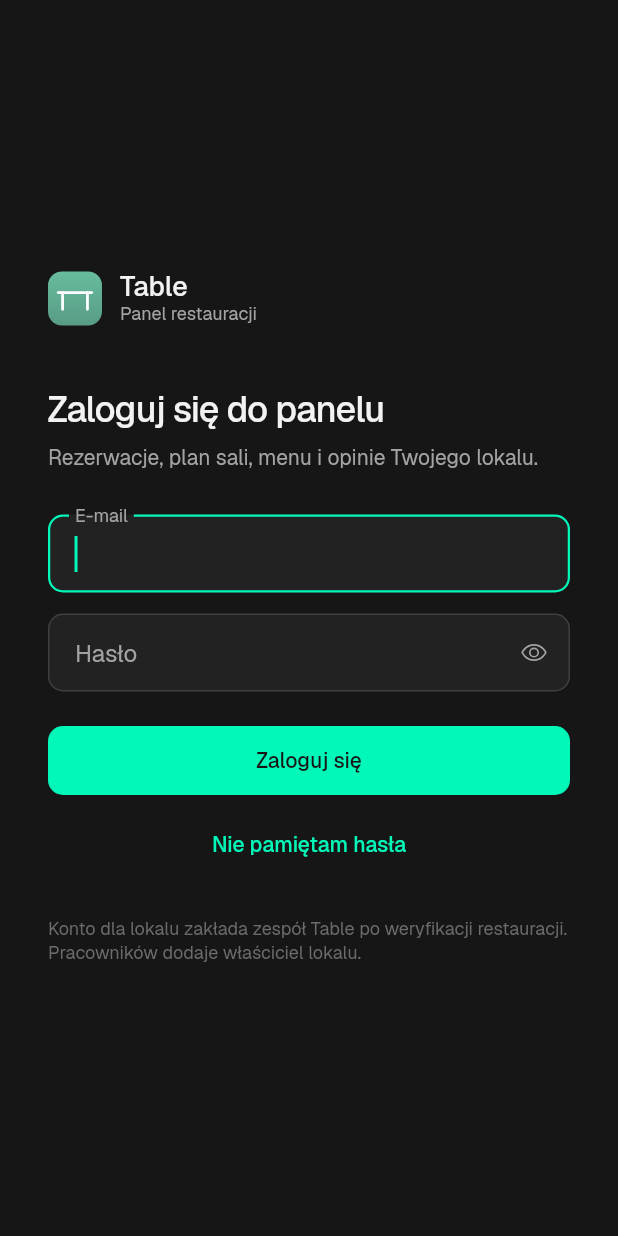
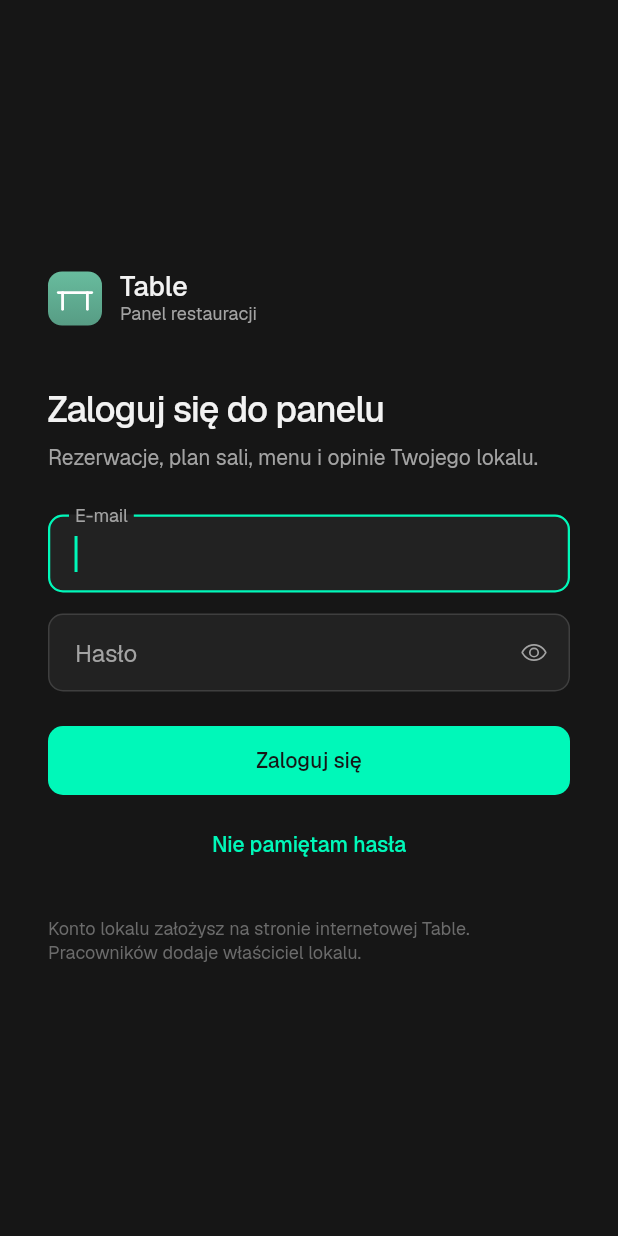
Before and after one commit to 197w/table, a Flutter app: the LoginScreen screen opened directly, on a phone screen of 412 x 824 dp. Run offline on Flutter 3.47's test engine with Material 3 defaults, Android fonts, the phone set to English and light mode, and no system bars; our stand-ins replace flutter_riverpod, flutter_svg, geolocator, go_router, material_ui, package_info_plus and 2 more; missing offline and left inert: add_2_calendar, window_manager; accounts and stored records are empty; project files that could hold a hidden picture were left out.

Commit message:
Konto restauracji tylko przez stronę internetową
Co-Authored-By: Claude Opus 5 <noreply@anthropic.com>

```diff
--- a/apps/panel/lib/features/auth/login_screen.dart
+++ b/apps/panel/lib/features/auth/login_screen.dart
@@ -154,7 +154,7 @@ class _LoginScreenState extends ConsumerState<LoginScreen> {
                         ),
                         const SizedBox(height: 24),
                         Text(
-                          'Konto dla lokalu zakłada zespół Table po weryfikacji restauracji. '
+                          'Konto lokalu założysz na stronie internetowej Table. '
                           'Pracowników dodaje właściciel lokalu.',
                           style: text.bodySmall?.copyWith(
                             color: AppColors.textDisabled,
```
Also changed, not shown: 1 other file.
